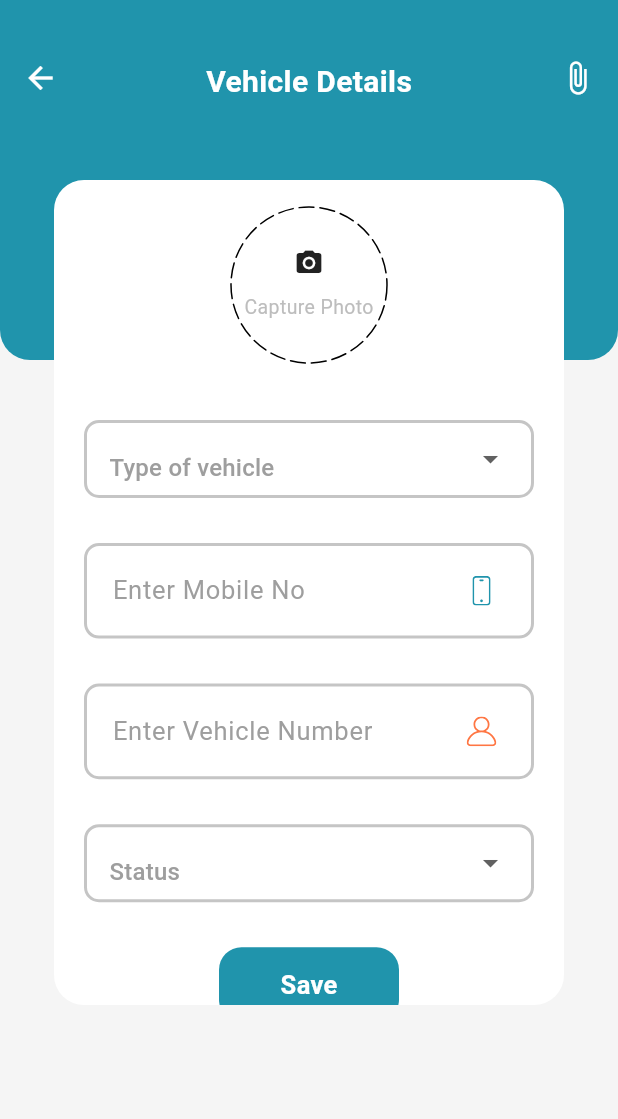
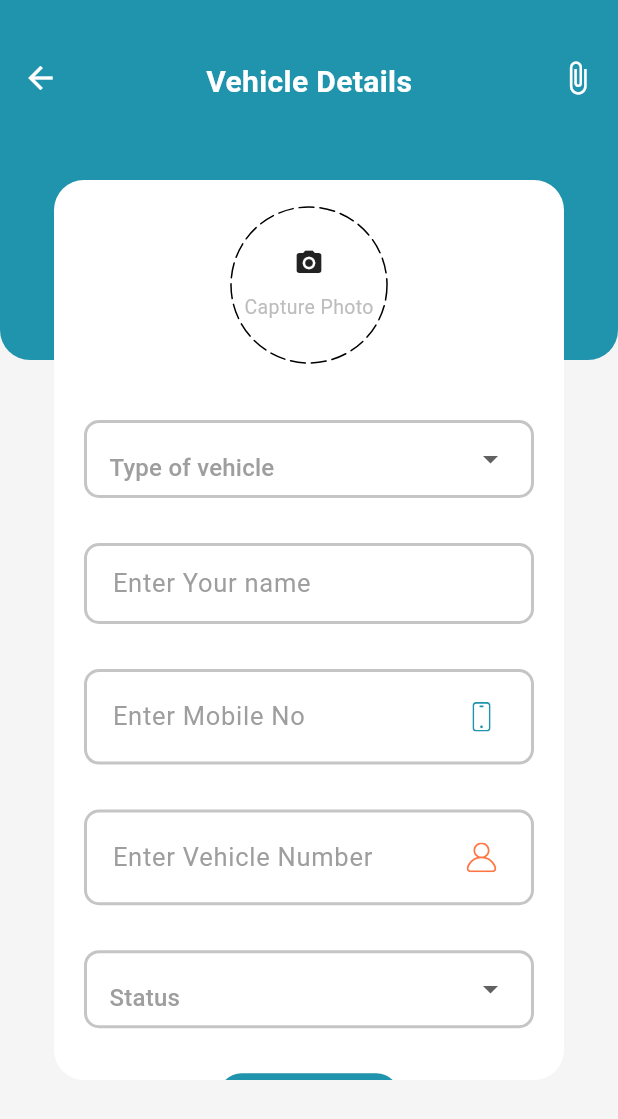
Before and after one commit to siddhanthole74/SNSBB_Parking, a Flutter app: the screen it shows after launch, after a tap on the "park" icon, on a phone screen of 412 x 824 dp. Shown: the top 1119 px of the screen. Run offline on Flutter 3.47's test engine with Material 3 defaults, Android fonts, the phone set to English and light mode, and no system bars; drawn by our look-alikes of dotted_border; our stand-ins replace cloud_firestore, firebase_auth, firebase_core, firebase_storage, flutter_svg, fluttertoast and 3 more; missing offline and left inert: whatsapp_unilink; accounts and stored records are empty; project files that could hold a hidden picture were left out.

Commit message:
first commit

```diff
--- a/lib/Add/addvehicle.dart
+++ b/lib/Add/addvehicle.dart
@@ -36,12 +36,7 @@ class _AddVehicleState extends State<AddVehicle> {
   FocusNode amount_ = FocusNode();
 
   //
-  final List<String> _item = [
-    "Two Wheeler 🏍️",
-    "Rhree Wheeler 🛺",
-    "Four Wheeler 🚔",
-    "Others 🚚"
-  ];
+  final List<String> _item = ["Two Wheeler 🏍️", "Rhree Wheeler 🛺", "Four Wheeler 🚔", "Others 🚚"];
   //
   final List<String> _itemei = [
     'In',
@@ -51,11 +46,8 @@ class _AddVehicleState extends State<AddVehicle> {
   // for number plate
   final controllerName = TextEditingController();
 
-
-
-  // Entry time
+  // Entry timewe
   //TimeOfDay startTime = new TimeOfDay.now();
-
 
   // for backend database variable
   final controllerMobileNo = TextEditingController();
@@ -84,7 +76,7 @@ class _AddVehicleState extends State<AddVehicle> {
           borderRadius: BorderRadius.circular(20),
           color: Colors.white,
         ),
-      height: 550,
+        height: 600,
         width: 340,
         child: SingleChildScrollView(
           child: Column(
@@ -107,7 +99,9 @@ class _AddVehicleState extends State<AddVehicle> {
               TypeVehicle(), // type of vehicle
               SizedBox(height: 30),
               //explain(),
-          TakeMobileNo(), // Mobile no of driver
+              TakeName(), // Mobile no of driver
+              SizedBox(height: 30),
+              TakeMobileNo(),
               SizedBox(height: 30),
               Name(),
               SizedBox(height: 30),
@@ -119,8 +113,7 @@ class _AddVehicleState extends State<AddVehicle> {
               SizedBox(height: 20),
             ],
           ),
-        )
-    );
+        ));
   }
 
   // in order to take pic of driver
@@ -161,8 +154,7 @@ class _AddVehicleState extends State<AddVehicle> {
       print(image.path);
       Reference referenceRoot = FirebaseStorage.instance.ref();
       Reference referenceDirImage = referenceRoot.child('image');
-      Reference referenceImageToUpload = referenceDirImage
-          .child('${DateTime.now().millisecondsSinceEpoch}.png');
+      Reference referenceImageToUpload = referenceDirImage.child('${DateTime.now().millisecondsSinceEpoch}.png');
 
       try {
         await referenceImageToUpload.putFile(File(image.path));
@@ -252,7 +244,9 @@ GestureDetector imagePick(int ind) {
     return GestureDetector(
       onTap: () {
         final products = Products(
-          name: controllerName.text,
+          vehicleNumner: controllerName.text,
+          ownerName: nameController.text,
+          type: selctedItem ?? "",
           //product: selctedItem!,
           //Quantity: controllerQuantity.text,
           imageUrls: imageUrls,
@@ -270,8 +264,7 @@ GestureDetector imagePick(int ind) {
 
         // Navigator.of(context).pop();  // home screen la
 
-        Navigator.push(
-            context, MaterialPageRoute(builder: (context) => Bottom()));
+        Navigator.push(context, MaterialPageRoute(builder: (context) => Bottom()));
       },
       child: Container(
         alignment: Alignment.center,
@@ -317,23 +310,16 @@ GestureDetector imagePick(int ind) {
     );
   }
 
-
-
-
   Widget date_time() {
     return Container(
       alignment: Alignment.bottomLeft,
       decoration: BoxDecoration(
-          borderRadius: BorderRadius.circular(10),
-          border: Border.all(width: 2, color: Color(0xffC5C5C5))),
+          borderRadius: BorderRadius.circular(10), border: Border.all(width: 2, color: Color(0xffC5C5C5))),
       width: 300,
       child: TextButton(
         onPressed: () async {
           DateTime? newDate = await showDatePicker(
-              context: context,
-              initialDate: date,
-              firstDate: DateTime(2020),
-              lastDate: DateTime(2100));
+              context: context, initialDate: date, firstDate: DateTime(2020), lastDate: DateTime(2100));
           if (newDate == Null) return;
           setState(() {
             date = newDate!;
@@ -359,7 +345,6 @@ GestureDetector imagePick(int ind) {
         );
         if (newtime != null) {
           endTime = stringToTimeOfDay(newtime.format(context));
-
         }
       },
       child: Container(
@@ -380,8 +365,6 @@ GestureDetector imagePick(int ind) {
       ),
     );
   }
-
-
 
   Padding StatusVehicle() {
     return Padding(
@@ -453,12 +436,36 @@ GestureDetector imagePick(int ind) {
           labelText: 'Enter Mobile No',
           labelStyle: TextStyle(fontSize: 17, color: Colors.grey.shade500),
           enabledBorder: OutlineInputBorder(
-              borderRadius: BorderRadius.circular(10),
-              borderSide: BorderSide(width: 2, color: Color(0xffC5C5C5))),
+              borderRadius: BorderRadius.circular(10), borderSide: BorderSide(width: 2, color: Color(0xffC5C5C5))),
           focusedBorder: OutlineInputBorder(
               borderRadius: BorderRadius.circular(10),
               borderSide: BorderSide(width: 2, color: Colors.deepOrangeAccent)),
           suffixIcon: CustomSurffixIcon(svgIcon: "assets/icons/Phone.svg"),
+        ),
+      ),
+    );
+  }
+
+  //Name
+  TextEditingController nameController = TextEditingController();
+  Padding TakeName() {
+    return Padding(
+      padding: const EdgeInsets.symmetric(horizontal: 20),
+      child: TextField(
+        controller: nameController,
+        keyboardType: TextInputType.name,
+        //focusNode: ex,
+        //controller: expalin_C,// here for storing the name of farmer modify code later
+        decoration: InputDecoration(
+          contentPadding: EdgeInsets.symmetric(horizontal: 15, vertical: 15),
+          labelText: 'Enter Your name',
+          labelStyle: TextStyle(fontSize: 17, color: Colors.grey.shade500),
+          enabledBorder: OutlineInputBorder(
+              borderRadius: BorderRadius.circular(10), borderSide: BorderSide(width: 2, color: Color(0xffC5C5C5))),
+          focusedBorder: OutlineInputBorder(
+              borderRadius: BorderRadius.circular(10),
+              borderSide: BorderSide(width: 2, color: Colors.deepOrangeAccent)),
+          // suffixIcon: CustomSurffixIcon(svgIcon: "assets/icons/Phone.svg"),
         ),
       ),
     );
@@ -497,8 +504,6 @@ GestureDetector imagePick(int ind) {
     );
   }
 
-
-
   Padding amount() {
     return Padding(
       padding: const EdgeInsets.symmetric(horizontal: 20),
@@ -511,8 +516,7 @@ GestureDetector imagePick(int ind) {
           labelText: 'amount',
           labelStyle: TextStyle(fontSize: 17, color: Colors.grey.shade500),
           enabledBorder: OutlineInputBorder(
-              borderRadius: BorderRadius.circular(10),
-              borderSide: BorderSide(width: 2, color: Color(0xffC5C5C5))),
+              borderRadius: BorderRadius.circular(10), borderSide: BorderSide(width: 2, color: Color(0xffC5C5C5))),
           focusedBorder: OutlineInputBorder(
               borderRadius: BorderRadius.circular(10),
               borderSide: BorderSide(width: 2, color: Colors.deepOrangeAccent)),
@@ -534,8 +538,7 @@ GestureDetector imagePick(int ind) {
           labelText: 'explain',
           labelStyle: TextStyle(fontSize: 17, color: Colors.grey.shade500),
           enabledBorder: OutlineInputBorder(
-              borderRadius: BorderRadius.circular(10),
-              borderSide: BorderSide(width: 2, color: Color(0xffC5C5C5))),
+              borderRadius: BorderRadius.circular(10), borderSide: BorderSide(width: 2, color: Color(0xffC5C5C5))),
           focusedBorder: OutlineInputBorder(
               borderRadius: BorderRadius.circular(10),
               borderSide: BorderSide(width: 2, color: Colors.deepOrangeAccent)),
@@ -548,8 +551,7 @@ GestureDetector imagePick(int ind) {
     return Container(
       alignment: Alignment.bottomLeft,
       decoration: BoxDecoration(
-          borderRadius: BorderRadius.circular(10),
-          border: Border.all(width: 2, color: Color(0xffC5C5C5))),
+          borderRadius: BorderRadius.circular(10), border: Border.all(width: 2, color: Color(0xffC5C5C5))),
       width: 300,
       child: TextButton(
         onPressed: () async {
@@ -673,10 +675,7 @@ GestureDetector imagePick(int ind) {
                     ),
                     Text(
                       'Vehicle Details',
-                      style: TextStyle(
-                          fontSize: 20,
-                          fontWeight: FontWeight.w600,
-                          color: Colors.white),
+                      style: TextStyle(fontSize: 20, fontWeight: FontWeight.w600, color: Colors.white),
                     ),
                     Icon(
                       Icons.attach_file_outlined,
@@ -695,13 +694,12 @@ GestureDetector imagePick(int ind) {
   // query in order to add entry in the database
 
   Future createProduct(Products user) async {
-    final docUser = FirebaseFirestore.instance.collection('VehicleInfo').doc(user.name);
+    final docUser = FirebaseFirestore.instance.collection('VehicleInfo').doc(user.vehicleNumner);
     //user.id=docUser.id;
     final json = user.toJson();
     await docUser.set(json).then(
-          (value) => Fluttertoast.showToast(msg: "Notified Succesfully").then(
-              (value) => Navigator.push(context,
-                  MaterialPageRoute(builder: (context) => Bottom()))),
+          (value) => Fluttertoast.showToast(msg: "Notified Succesfully")
+              .then((value) => Navigator.push(context, MaterialPageRoute(builder: (context) => Bottom()))),
         );
   }
 }
@@ -709,7 +707,9 @@ GestureDetector imagePick(int ind) {
 // bulding a class in order to add In and out entry in the database
 
 class Products {
-  final String name;
+  final String vehicleNumner;
+  final String ownerName;
+  final String type;
   //final String product;
   //final String Quantity;
   final List<String> imageUrls;
@@ -728,7 +728,9 @@ class Products {
   //final List price;
 
   Products({
-    required this.name, // for number plate
+    required this.vehicleNumner, // for number plate
+    required this.ownerName,
+    required this.type,
     //required this.product,
     //required this.Quantity,
     required this.mobileno,
@@ -744,17 +746,19 @@ class Products {
   });
 
   Map<String, dynamic> toJson() => {
-        'Car No :': name,
+        'vehicle_no': vehicleNumner,
+        'name': ownerName,
+        'type': type,
         //'Product': product,
         //'Quantity in KG': Quantity,
         'images': imageUrls,
-        'Mobileno': mobileno,
+        'mobile_no': mobileno,
         //'Location': location,
         //'Deal_Date': dealDate.toString(),
         //'Vehicle_In_Date': startBidingDate.toString(),
         //'End_Biding_Date': endBidingDate.toString(),
-        'Entry_time': startTime.toString(),
-        'Out time': endTime.toString(),
+        'in_time': startTime.toString(),
+        'out_time': endTime.toString(),
         //'userId': userId,
         //'price': price
       };
--- a/lib/HomeScreen/homescreen.dart
+++ b/lib/HomeScreen/homescreen.dart
@@ -1,3 +1,6 @@
+import 'dart:convert';
+
+import 'package:cloud_firestore/cloud_firestore.dart';
 import 'package:flutter/material.dart';
 import 'package:hive/hive.dart';
 import 'package:url_launcher/url_launcher.dart';
@@ -13,6 +16,48 @@ class HomeScreen extends StatefulWidget {
 class _HomeScreenState extends State<HomeScreen> {
   List<String> demoVehicleTypes = ["Two Wheeler 🏍️", "Three Wheeler 🛺", "Four Wheeler 🚔", "Others 🚚"];
   List<int> demoCounts = [200, 300, 500, 600];
+  CollectionReference _collectionRef = FirebaseFirestore.instance.collection('VehicleInfo');
+  List<Map<String, dynamic>> data = [];
+  int totalVehicles = 0;
+  int twoWheeler = 0;
+  int threeWheeler = 0;
+  int fourWheeler = 0;
+  int others = 0;
+  Future<void> getData() async {
+    // Get docs from collection reference
+    QuerySnapshot querySnapshot = await _collectionRef.get();
+
+    // Get data from docs and convert map to List
+    final allData = querySnapshot.docs.map((doc) => doc.data()).toList();
+    debugPrint("-----------------------------------------------------------");
+    List<Map<String, dynamic>> mp = allData as List<Map<String, dynamic>>;
+    print((allData[0] as Map<String, dynamic>)['name']);
+    // print(mp['name']);
+
+    setState(() {
+      for (int i = 0; i < mp.length; i++) {
+        if (mp[i]['type'] == "Three Wheeler 🛺") {
+          threeWheeler++;
+        } else if (mp[i]['type'] == "Two Wheeler 🏍️") {
+          twoWheeler++;
+        } else if (mp[i]['type'] == "Four Wheeler 🚔") {
+          fourWheeler++;
+        } else if (mp[i]['type'] == "Others 🚚") {
+          others++;
+        }
+      }
+      data = allData as List<Map<String, dynamic>>;
+      totalVehicles = allData.length;
+    });
+  }
+
+  @override
+  void initState() {
+    // TODO: implement initState
+    super.initState();
+    getData();
+  }
+
   @override
   Widget build(BuildContext context) {
     return Scaffold(
@@ -22,7 +67,7 @@ class _HomeScreenState extends State<HomeScreen> {
             child: CustomScrollView(
       slivers: [
         SliverToBoxAdapter(
-          child: SizedBox(height:340, child: _head()),
+          child: SizedBox(height: 340, child: _head(totalVehicles)),
         ),
         SliverToBoxAdapter(
           child: Padding(
@@ -38,7 +83,6 @@ class _HomeScreenState extends State<HomeScreen> {
                     color: Colors.black,
                   ),
                 ),
-
               ],
             ),
           ),
@@ -52,6 +96,7 @@ class _HomeScreenState extends State<HomeScreen> {
         //     childCount: box.length,
         //   ),
         // )
+
         SliverToBoxAdapter(
           child: SizedBox(
             height: 200, // Adjust the height based on your needs
@@ -109,10 +154,9 @@ class _HomeScreenState extends State<HomeScreen> {
       ],
     )));
   }
-
 }
 
-Widget _head() {
+Widget _head(int total) {
   return Stack(
     children: [
       Column(
@@ -138,7 +182,6 @@ Widget _head() {
                       onTap: () {
                         // Replace the coordinates (latitude and longitude) with your desired location
 
-
                         // Create the maps link
                         String mapsLink = 'https://maps.app.goo.gl/JtfWSvwQH4kS6Rgw5';
 
@@ -161,7 +204,7 @@ Widget _head() {
                     ),
                   ),
                 ),
-                Padding(
+                const Padding(
                   padding: const EdgeInsets.only(top: 35, left: 10),
                   child: Column(
                     crossAxisAlignment: CrossAxisAlignment.start,
@@ -241,7 +284,7 @@ Widget _head() {
                 child: Row(
                   children: [
                     Text(
-                      '3000',
+                      '$total',
                       style: TextStyle(
                         fontWeight: FontWeight.bold,
                         fontSize: 25,
--- a/lib/main.dart
+++ b/lib/main.dart
@@ -2,9 +2,6 @@ import 'dart:io';
 
 import 'package:firebase_core/firebase_core.dart';
 import 'package:flutter/material.dart';
-import 'package:hive/hive.dart';
-import 'package:snm_parking_final/HomeScreen/homeheader.dart';
-import 'package:snm_parking_final/HomeScreen/homescreen.dart';
 import 'package:snm_parking_final/routes.dart';
 import 'package:snm_parking_final/size_config.dart';
 import 'package:snm_parking_final/widgets/bottomnavigationbar.dart';
--- a/pubspec.yaml
+++ b/pubspec.yaml
@@ -19,7 +19,7 @@ publish_to: 'none' # Remove this line if you wish to publish to pub.dev
 version: 1.0.0+1
 
 environment:
-  sdk: '>=3.2.6 <4.0.0'
+  sdk: '>=3.2.5 <4.0.0'
 
 # Dependencies specify other packages that your package needs in order to work.
 # To automatically upgrade your package dependencies to the latest versions
```
Also changed, not shown: pubspec.lock, 12 other files. Lines whose indentation alone changed are shown as unchanged.
